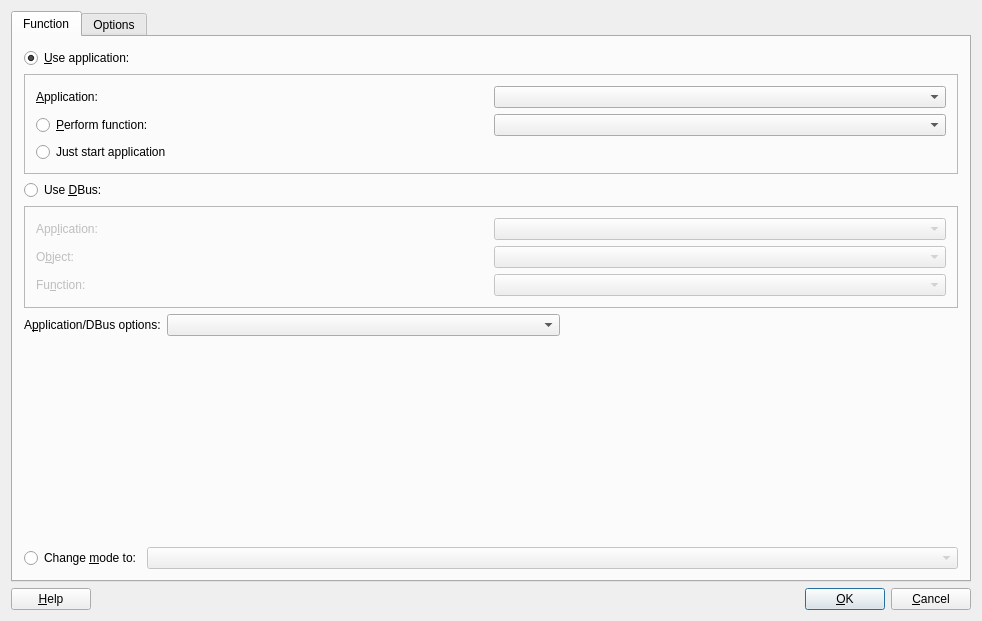
Qt form kcmlirc/editactionbase.ui (KDE/kremotecontrol) before a commit.
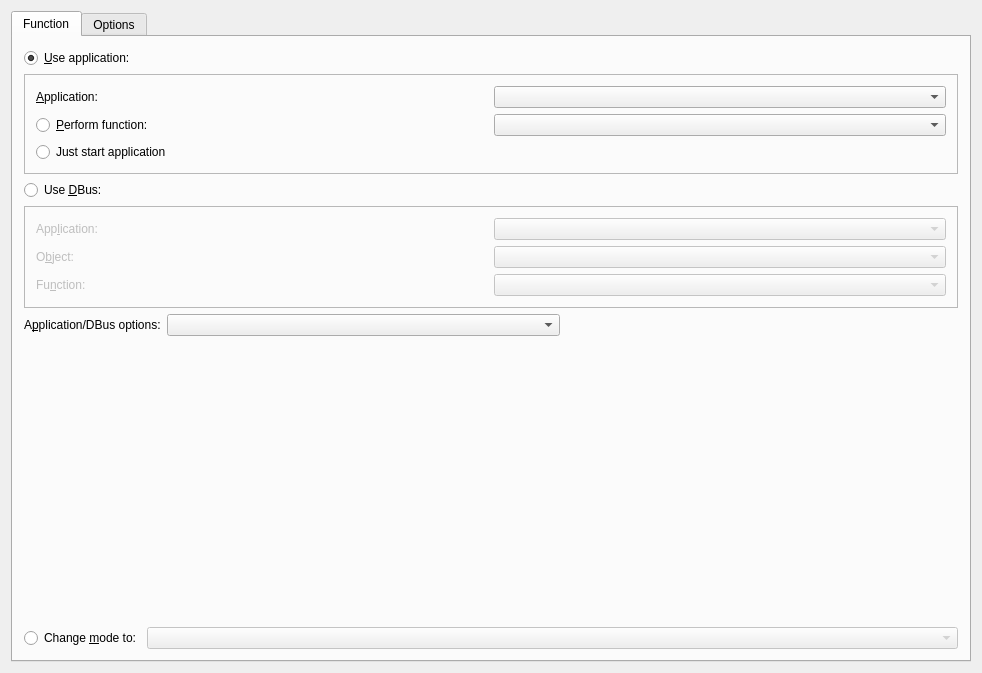
The same form after that commit. Custom widgets are drawn as their Qt base class.

The edit to the form file:
```diff
--- a/kcmlirc/editactionbase.ui
+++ b/kcmlirc/editactionbase.ui
@@ -6,7 +6,7 @@
     <x>0</x>
     <y>0</y>
     <width>982</width>
-    <height>621</height>
+    <height>673</height>
    </rect>
   </property>
   <property name="windowTitle" >
@@ -609,59 +609,6 @@
      </widget>
     </widget>
    </item>
-   <item>
-    <layout class="QHBoxLayout" name="horizontalLayout" >
-     <item>
-      <widget class="QPushButton" name="buttonHelp" >
-       <property name="text" >
-        <string>&amp;Help</string>
-       </property>
-       <property name="shortcut" >
-        <string>F1</string>
-       </property>
-       <property name="autoDefault" >
-        <bool>true</bool>
-       </property>
-      </widget>
-     </item>
-     <item>
-      <spacer name="horizontalSpacer" >
-       <property name="orientation" >
-        <enum>Qt::Horizontal</enum>
-       </property>
-       <property name="sizeHint" stdset="0" >
-        <size>
-         <width>40</width>
-         <height>20</height>
-        </size>
-       </property>
-      </spacer>
-     </item>
-     <item>
-      <widget class="QPushButton" name="buttonOk" >
-       <property name="text" >
-        <string>&amp;OK</string>
-       </property>
-       <property name="autoDefault" >
-        <bool>true</bool>
-       </property>
-       <property name="default" >
-        <bool>true</bool>
-       </property>
-      </widget>
-     </item>
-     <item>
-      <widget class="QPushButton" name="buttonCancel" >
-       <property name="text" >
-        <string>&amp;Cancel</string>
-       </property>
-       <property name="autoDefault" >
-        <bool>true</bool>
-       </property>
-      </widget>
-     </item>
-    </layout>
-   </item>
   </layout>
  </widget>
  <layoutdefault spacing="6" margin="11" />
@@ -672,12 +619,6 @@
    <extends>QComboBox</extends>
    <header>kcombobox.h</header>
   </customwidget>
-  <customwidget>
-   <class>QWidget</class>
-   <extends>QDialog</extends>
-   <header>kdialog.h</header>
-   <container>1</container>
-  </customwidget>
   <customwidget>
    <class>KDoubleNumInput</class>
    <extends>QWidget</extends>
```
Left out of the diff: 5 changed lines with no effect on the pictures.
